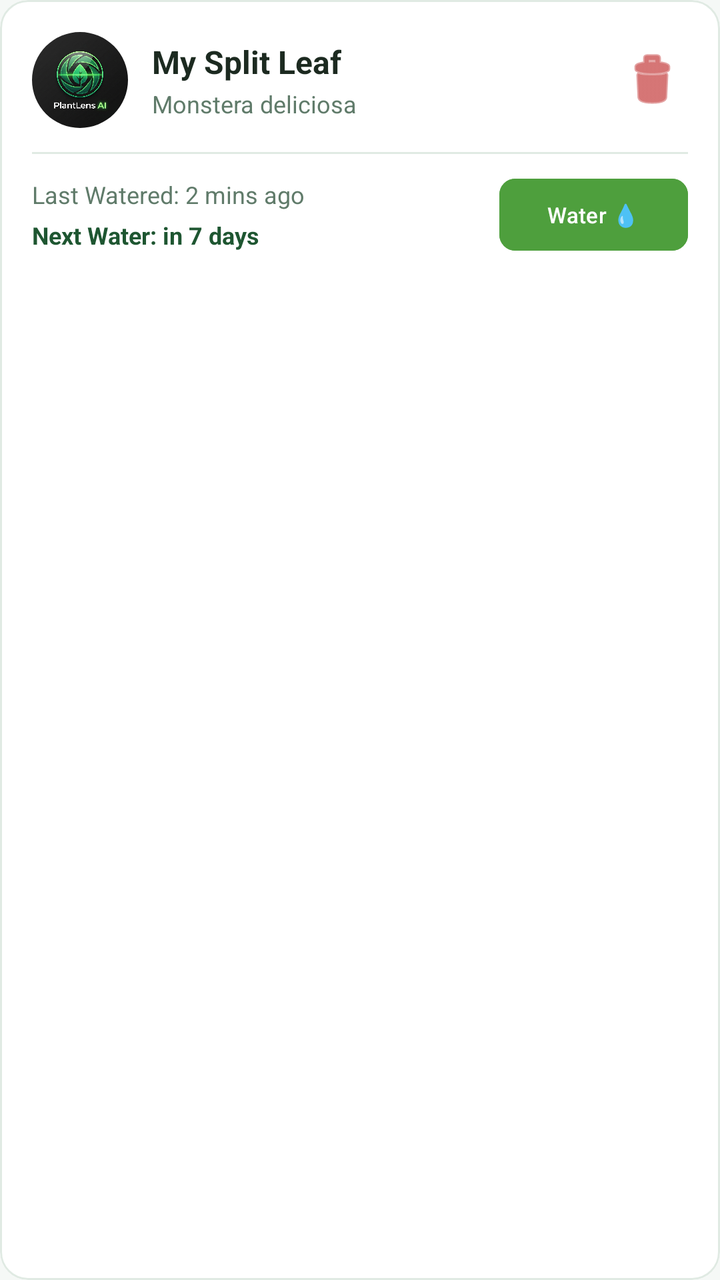
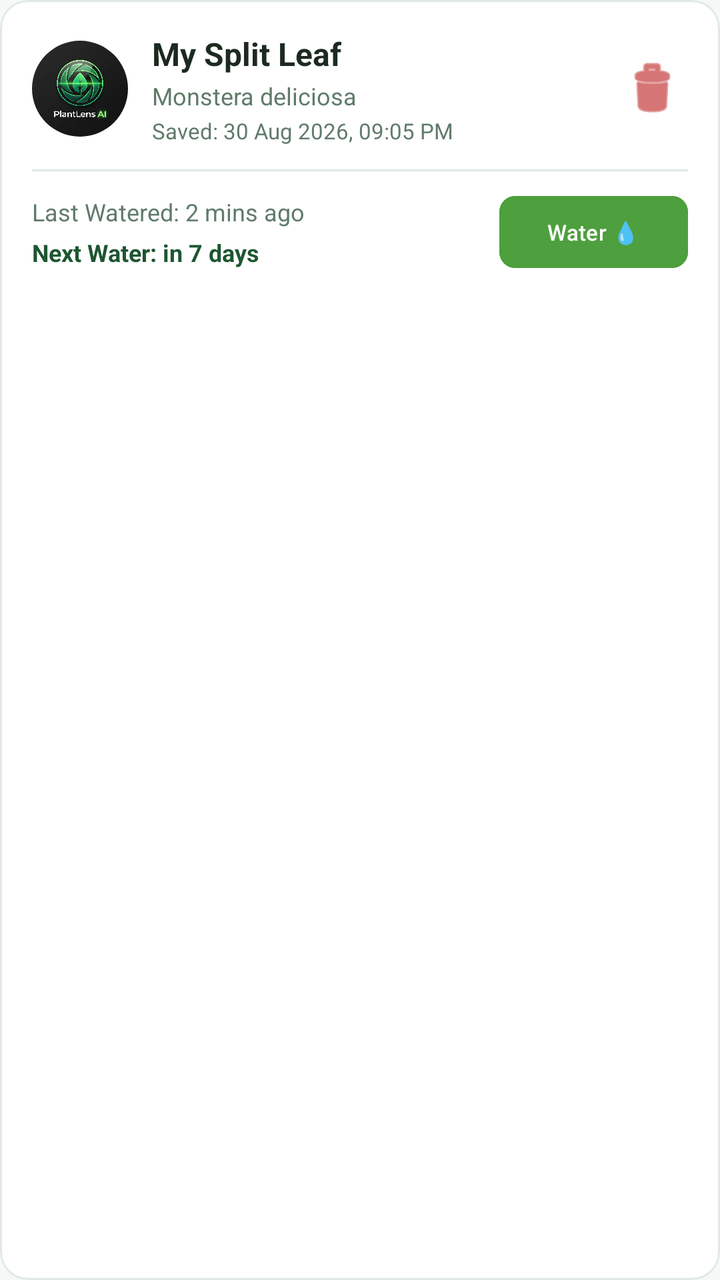

Compare the two renders of this Android layout. The source of the first and the diff that turns it into the second are given below.
<!-- AndroidManifest.xml: application theme Theme.PlantLensAI -->
<!-- res/layout/item_saved_plant.xml -->
<?xml version="1.0" encoding="utf-8"?>
<com.google.android.material.card.MaterialCardView xmlns:android="http://schemas.android.com/apk/res/android"
    xmlns:app="http://schemas.android.com/apk/res-auto"
    android:layout_width="match_parent"
    android:layout_height="wrap_content"
    android:layout_marginVertical="6dp"
    app:cardCornerRadius="14dp"
    app:strokeColor="?attr/colorOutline"
    app:strokeWidth="1dp"
    app:cardBackgroundColor="?attr/colorSurface">

    <LinearLayout
        android:layout_width="match_parent"
        android:layout_height="wrap_content"
        android:orientation="vertical"
        android:padding="16dp">

        <RelativeLayout
            android:layout_width="match_parent"
            android:layout_height="wrap_content">

            
            <com.google.android.material.imageview.ShapeableImageView
                android:id="@+id/savedPlantThumbnail"
                android:layout_width="48dp"
                android:layout_height="48dp"
                android:layout_alignParentStart="true"
                android:layout_centerVertical="true"
                android:scaleType="centerCrop"
                app:shapeAppearanceOverlay="@style/ShapeAppearance.Material3.Corner.Full"
                android:src="@drawable/plantlens_logo"/>

            
            <LinearLayout
                android:layout_width="wrap_content"
                android:layout_height="wrap_content"
                android:orientation="vertical"
                android:layout_toEndOf="@id/savedPlantThumbnail"
                android:layout_toStartOf="@id/deleteSavedPlantButton"
                android:layout_marginStart="12dp"
                android:layout_centerVertical="true">

                <TextView
                    android:id="@+id/savedPlantNickname"
                    android:layout_width="wrap_content"
                    android:layout_height="wrap_content"
                    android:text="My Split Leaf"
                    android:textColor="?attr/colorOnSurface"
                    android:textSize="16sp"
                    android:textStyle="bold" />

                <TextView
                    android:id="@+id/savedPlantName"
                    android:layout_width="wrap_content"
                    android:layout_height="wrap_content"
                    android:text="Monstera deliciosa"
                    android:textColor="?attr/colorOnSurfaceVariant"
                    android:textSize="12sp"
                    android:layout_marginTop="2dp" />

            </LinearLayout>

            
            <ImageButton
                android:id="@+id/deleteSavedPlantButton"
                android:layout_width="36dp"
                android:layout_height="36dp"
                android:layout_alignParentEnd="true"
                android:layout_centerVertical="true"
                android:src="@android:drawable/ic_menu_delete"
                app:tint="@color/error"
                android:background="?android:attr/selectableItemBackgroundBorderless"
                android:contentDescription="Remove Plant" />

        </RelativeLayout>

        <View
            android:layout_width="match_parent"
            android:layout_height="1dp"
            android:background="?attr/colorOutline"
            android:layout_marginVertical="12dp"/>

        
        <RelativeLayout
            android:layout_width="match_parent"
            android:layout_height="wrap_content">

            <LinearLayout
                android:layout_width="wrap_content"
                android:layout_height="wrap_content"
                android:orientation="vertical"
                android:layout_alignParentStart="true"
                android:layout_toStartOf="@id/itemWaterButton"
                android:layout_marginEnd="8dp">

                <TextView
                    android:id="@+id/savedLastWateredText"
                    android:layout_width="wrap_content"
                    android:layout_height="wrap_content"
                    android:text="Last Watered: 2 mins ago"
                    android:textColor="?attr/colorOnSurfaceVariant"
                    android:textSize="12sp" />

                <TextView
                    android:id="@+id/savedNextWaterText"
                    android:layout_width="wrap_content"
                    android:layout_height="wrap_content"
                    android:text="Next Water: in 7 days"
                    android:textColor="@color/primary"
                    android:textStyle="bold"
                    android:textSize="12sp"
                    android:layout_marginTop="4dp" />

            </LinearLayout>

            
            <com.google.android.material.button.MaterialButton
                android:id="@+id/itemWaterButton"
                android:layout_width="wrap_content"
                android:layout_height="36dp"
                android:layout_alignParentEnd="true"
                android:layout_centerVertical="true"
                android:text="@string/water_action_label"
                android:textSize="11sp"
                android:backgroundTint="@color/accent"
                android:insetTop="0dp"
                android:insetBottom="0dp"
                app:cornerRadius="8dp"
                style="@style/Widget.Material3.Button"/>

        </RelativeLayout>

    </LinearLayout>

</com.google.android.material.card.MaterialCardView>
<!-- resources referenced by this layout -->
<resources>
  <color name="accent">#4E9F3D</color>
  <color name="error">#BA1A1A</color>
  <color name="primary">#1E5631</color>
  <!-- drawable plantlens_logo: png bitmap (drawable, 409001 bytes) -->
  <string name="water_action_label">Water 💧</string>
  <style name="Theme.PlantLensAI" parent="Theme.Material3.DayNight.NoActionBar">
          
          <item name="colorPrimary">@color/primary</item>
          <item name="colorPrimaryDark">@color/primary_dark</item>
          <item name="colorSecondary">@color/accent</item>
          <item name="colorOnPrimary">@color/white</item>
          <item name="colorOnSecondary">@color/white</item>
          <item name="colorSurface">@color/surface_light</item>
          <item name="colorOnSurface">@color/text_primary_light</item>
          <item name="colorOnSurfaceVariant">@color/text_secondary_light</item>
          <item name="android:colorBackground">@color/background_light</item>
          <item name="colorOnBackground">@color/text_primary_light</item>
          <item name="colorPrimaryContainer">@color/accent_light</item>
          <item name="colorOnPrimaryContainer">@color/primary_dark</item>
          <item name="colorSecondaryContainer">@color/accent_light</item>
          <item name="colorOnSecondaryContainer">@color/primary_dark</item>
          <item name="colorOutline">@color/card_stroke_light</item>
          <item name="colorError">@color/error</item>
          <item name="colorOnError">@color/white</item>
          <item name="android:windowBackground">@color/background_light</item>
          <item name="android:statusBarColor">@color/primary_dark</item>
          <item name="android:windowLightStatusBar">true</item>
      </style>
  <color name="primary_dark">#143D22</color>
  <color name="white">#FFFFFF</color>
  <color name="surface_light">#FFFFFF</color>
  <color name="text_primary_light">#1C2A20</color>
  <color name="text_secondary_light">#607B6A</color>
  <color name="background_light">#F5F8F6</color>
  <color name="accent_light">#D8F3DC</color>
  <color name="card_stroke_light">#E0EAE3</color>
</resources>

<!-- the commit's change to res/layout/item_saved_plant.xml (unified diff, before → after) -->
@@ -56,6 +56,15 @@
                     android:text="Monstera deliciosa"
                     android:textColor="?attr/colorOnSurfaceVariant"
                     android:textSize="12sp"
+                    android:layout_marginTop="2dp" />
+
+                <TextView
+                    android:id="@+id/savedPlantDate"
+                    android:layout_width="wrap_content"
+                    android:layout_height="wrap_content"
+                    android:text="Saved: 30 Aug 2026, 09:05 PM"
+                    android:textColor="?attr/colorOnSurfaceVariant"
+                    android:textSize="11sp"
                     android:layout_marginTop="2dp" />
 
             </LinearLayout>
